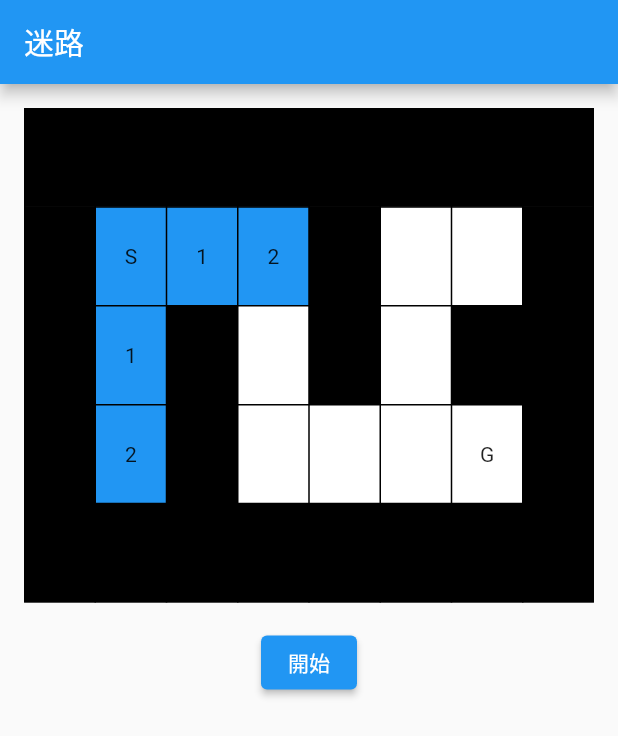
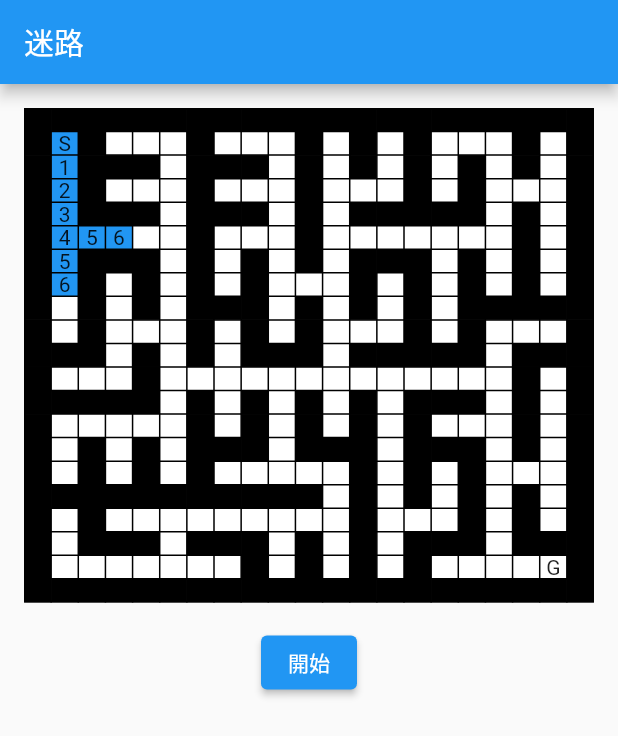
Before and after one commit to seiyu-nico/flutter-bfs, a Flutter app: the screen it shows after launch, after a tap on "開始", on a phone screen of 412 x 824 dp. Shown: the top 736 px of the screen. Run offline on Flutter 3.47's test engine with Material 2 defaults, Android fonts, the phone set to English and light mode, and no system bars.

Commit message:
迷路調整 (#2)

```diff
--- a/lib/main.dart
+++ b/lib/main.dart
@@ -41,11 +41,15 @@ class _MyHomePageState extends State<MyHomePage> {
   late Cell start;
   late Cell goal;
 
+  static const duration = 200;
+
   @override
   void initState() {
     maze = getMaze();
-    start = maze[1][1];
-    goal = maze[3][6];
+    start =
+        maze.expand((v) => v).toList().firstWhere((Cell v) => v.value == "S");
+    goal =
+        maze.expand((v) => v).toList().firstWhere((Cell v) => v.value == "G");
     super.initState();
   }
 
@@ -104,7 +108,7 @@ class _MyHomePageState extends State<MyHomePage> {
     setState(() {
       start.visited = true;
     });
-    await Future.delayed(const Duration(milliseconds: 500));
+    await Future.delayed(const Duration(milliseconds: duration));
 
     while (queue.isNotEmpty) {
       currents = queue.removeFirst();
@@ -148,7 +152,7 @@ class _MyHomePageState extends State<MyHomePage> {
       }
       // 描画の為にsetState実行
       setState(() {});
-      await Future.delayed(const Duration(milliseconds: 500));
+      await Future.delayed(const Duration(milliseconds: duration));
     }
 
     if (goal.parent == null) {
@@ -161,13 +165,13 @@ class _MyHomePageState extends State<MyHomePage> {
       goal.shortest = true;
     });
     Cell route = goal.parent!;
-    await Future.delayed(const Duration(milliseconds: 500));
+    await Future.delayed(const Duration(milliseconds: duration));
     while (route.value != 'S') {
       setState(() {
         route.shortest = true;
       });
       route = route.parent!;
-      await Future.delayed(const Duration(milliseconds: 500));
+      await Future.delayed(const Duration(milliseconds: duration));
     }
     setState(() {
       start.shortest = true;
--- a/lib/models/cell.dart
+++ b/lib/models/cell.dart
@@ -64,27 +64,66 @@ List<List<Cell>> getMaze() {
       Cell(x: 0, y: 4, value: '#'),
       Cell(x: 0, y: 5, value: '#'),
       Cell(x: 0, y: 6, value: '#'),
-      Cell(x: 0, y: 7, value: '#')
+      Cell(x: 0, y: 7, value: '#'),
+      Cell(x: 0, y: 8, value: '#'),
+      Cell(x: 0, y: 9, value: '#'),
+      Cell(x: 0, y: 10, value: '#'),
+      Cell(x: 0, y: 11, value: '#'),
+      Cell(x: 0, y: 12, value: '#'),
+      Cell(x: 0, y: 13, value: '#'),
+      Cell(x: 0, y: 14, value: '#'),
+      Cell(x: 0, y: 15, value: '#'),
+      Cell(x: 0, y: 16, value: '#'),
+      Cell(x: 0, y: 17, value: '#'),
+      Cell(x: 0, y: 18, value: '#'),
+      Cell(x: 0, y: 19, value: '#'),
+      Cell(x: 0, y: 20, value: '#'),
     ],
     [
       Cell(x: 1, y: 0, value: '#'),
       Cell(x: 1, y: 1, value: 'S', distance: 0),
-      Cell(x: 1, y: 2, value: ''),
+      Cell(x: 1, y: 2, value: '#'),
       Cell(x: 1, y: 3, value: ''),
-      Cell(x: 1, y: 4, value: '#'),
+      Cell(x: 1, y: 4, value: ''),
       Cell(x: 1, y: 5, value: ''),
-      Cell(x: 1, y: 6, value: ''),
-      Cell(x: 1, y: 7, value: '#')
+      Cell(x: 1, y: 6, value: '#'),
+      Cell(x: 1, y: 7, value: ''),
+      Cell(x: 1, y: 8, value: ''),
+      Cell(x: 1, y: 9, value: ''),
+      Cell(x: 1, y: 10, value: '#'),
+      Cell(x: 1, y: 11, value: ''),
+      Cell(x: 1, y: 12, value: '#'),
+      Cell(x: 1, y: 13, value: ''),
+      Cell(x: 1, y: 14, value: '#'),
+      Cell(x: 1, y: 15, value: ''),
+      Cell(x: 1, y: 16, value: ''),
+      Cell(x: 1, y: 17, value: ''),
+      Cell(x: 1, y: 18, value: '#'),
+      Cell(x: 1, y: 19, value: ''),
+      Cell(x: 1, y: 20, value: '#'),
     ],
     [
       Cell(x: 2, y: 0, value: '#'),
       Cell(x: 2, y: 1, value: ''),
       Cell(x: 2, y: 2, value: '#'),
-      Cell(x: 2, y: 3, value: ''),
+      Cell(x: 2, y: 3, value: '#'),
       Cell(x: 2, y: 4, value: '#'),
       Cell(x: 2, y: 5, value: ''),
       Cell(x: 2, y: 6, value: '#'),
-      Cell(x: 2, y: 7, value: '#')
+      Cell(x: 2, y: 7, value: '#'),
+      Cell(x: 2, y: 8, value: '#'),
+      Cell(x: 2, y: 9, value: ''),
+      Cell(x: 2, y: 10, value: '#'),
+      Cell(x: 2, y: 11, value: ''),
+      Cell(x: 2, y: 12, value: '#'),
+      Cell(x: 2, y: 13, value: ''),
+      Cell(x: 2, y: 14, value: '#'),
+      Cell(x: 2, y: 15, value: ''),
+      Cell(x: 2, y: 16, value: '#'),
+      Cell(x: 2, y: 17, value: ''),
+      Cell(x: 2, y: 18, value: '#'),
+      Cell(x: 2, y: 19, value: ''),
+      Cell(x: 2, y: 20, value: '#'),
     ],
     [
       Cell(x: 3, y: 0, value: '#'),
@@ -93,18 +132,412 @@ List<List<Cell>> getMaze() {
       Cell(x: 3, y: 3, value: ''),
       Cell(x: 3, y: 4, value: ''),
       Cell(x: 3, y: 5, value: ''),
-      Cell(x: 3, y: 6, value: 'G'),
-      Cell(x: 3, y: 7, value: '#')
+      Cell(x: 3, y: 6, value: '#'),
+      Cell(x: 3, y: 7, value: ''),
+      Cell(x: 3, y: 8, value: ''),
+      Cell(x: 3, y: 9, value: ''),
+      Cell(x: 3, y: 10, value: '#'),
+      Cell(x: 3, y: 11, value: ''),
+      Cell(x: 3, y: 12, value: ''),
+      Cell(x: 3, y: 13, value: ''),
+      Cell(x: 3, y: 14, value: '#'),
+      Cell(x: 3, y: 15, value: ''),
+      Cell(x: 3, y: 16, value: '#'),
+      Cell(x: 3, y: 17, value: ''),
+      Cell(x: 3, y: 18, value: ''),
+      Cell(x: 3, y: 19, value: ''),
+      Cell(x: 3, y: 20, value: '#'),
     ],
     [
       Cell(x: 4, y: 0, value: '#'),
-      Cell(x: 4, y: 1, value: '#'),
+      Cell(x: 4, y: 1, value: ''),
       Cell(x: 4, y: 2, value: '#'),
       Cell(x: 4, y: 3, value: '#'),
       Cell(x: 4, y: 4, value: '#'),
-      Cell(x: 4, y: 5, value: '#'),
+      Cell(x: 4, y: 5, value: ''),
       Cell(x: 4, y: 6, value: '#'),
-      Cell(x: 4, y: 7, value: '#')
+      Cell(x: 4, y: 7, value: '#'),
+      Cell(x: 4, y: 8, value: '#'),
+      Cell(x: 4, y: 9, value: ''),
+      Cell(x: 4, y: 10, value: '#'),
+      Cell(x: 4, y: 11, value: ''),
+      Cell(x: 4, y: 12, value: '#'),
+      Cell(x: 4, y: 13, value: '#'),
+      Cell(x: 4, y: 14, value: '#'),
+      Cell(x: 4, y: 15, value: '#'),
+      Cell(x: 4, y: 16, value: '#'),
+      Cell(x: 4, y: 17, value: ''),
+      Cell(x: 4, y: 18, value: '#'),
+      Cell(x: 4, y: 19, value: ''),
+      Cell(x: 4, y: 20, value: '#'),
+    ],
+    [
+      Cell(x: 5, y: 0, value: '#'),
+      Cell(x: 5, y: 1, value: ''),
+      Cell(x: 5, y: 2, value: ''),
+      Cell(x: 5, y: 3, value: ''),
+      Cell(x: 5, y: 4, value: ''),
+      Cell(x: 5, y: 5, value: ''),
+      Cell(x: 5, y: 6, value: '#'),
+      Cell(x: 5, y: 7, value: ''),
+      Cell(x: 5, y: 8, value: ''),
+      Cell(x: 5, y: 9, value: ''),
+      Cell(x: 5, y: 10, value: '#'),
+      Cell(x: 5, y: 11, value: ''),
+      Cell(x: 5, y: 12, value: ''),
+      Cell(x: 5, y: 13, value: ''),
+      Cell(x: 5, y: 14, value: ''),
+      Cell(x: 5, y: 15, value: ''),
+      Cell(x: 5, y: 16, value: ''),
+      Cell(x: 5, y: 17, value: ''),
+      Cell(x: 5, y: 18, value: '#'),
+      Cell(x: 5, y: 19, value: ''),
+      Cell(x: 5, y: 20, value: '#'),
+    ],
+    [
+      Cell(x: 6, y: 0, value: '#'),
+      Cell(x: 6, y: 1, value: ''),
+      Cell(x: 6, y: 2, value: '#'),
+      Cell(x: 6, y: 3, value: '#'),
+      Cell(x: 6, y: 4, value: '#'),
+      Cell(x: 6, y: 5, value: ''),
+      Cell(x: 6, y: 6, value: '#'),
+      Cell(x: 6, y: 7, value: ''),
+      Cell(x: 6, y: 8, value: '#'),
+      Cell(x: 6, y: 9, value: ''),
+      Cell(x: 6, y: 10, value: '#'),
+      Cell(x: 6, y: 11, value: ''),
+      Cell(x: 6, y: 12, value: '#'),
+      Cell(x: 6, y: 13, value: '#'),
+      Cell(x: 6, y: 14, value: '#'),
+      Cell(x: 6, y: 15, value: ''),
+      Cell(x: 6, y: 16, value: '#'),
+      Cell(x: 6, y: 17, value: ''),
+      Cell(x: 6, y: 18, value: '#'),
+      Cell(x: 6, y: 19, value: ''),
+      Cell(x: 6, y: 20, value: '#'),
+    ],
+    [
+      Cell(x: 7, y: 0, value: '#'),
+      Cell(x: 7, y: 1, value: ''),
+      Cell(x: 7, y: 2, value: '#'),
+      Cell(x: 7, y: 3, value: ''),
+      Cell(x: 7, y: 4, value: '#'),
+      Cell(x: 7, y: 5, value: ''),
+      Cell(x: 7, y: 6, value: '#'),
+      Cell(x: 7, y: 7, value: ''),
+      Cell(x: 7, y: 8, value: '#'),
+      Cell(x: 7, y: 9, value: ''),
+      Cell(x: 7, y: 10, value: ''),
+      Cell(x: 7, y: 11, value: ''),
+      Cell(x: 7, y: 12, value: '#'),
+      Cell(x: 7, y: 13, value: ''),
+      Cell(x: 7, y: 14, value: '#'),
+      Cell(x: 7, y: 15, value: ''),
+      Cell(x: 7, y: 16, value: '#'),
+      Cell(x: 7, y: 17, value: ''),
+      Cell(x: 7, y: 18, value: '#'),
+      Cell(x: 7, y: 19, value: ''),
+      Cell(x: 7, y: 20, value: '#'),
+    ],
+    [
+      Cell(x: 8, y: 0, value: '#'),
+      Cell(x: 8, y: 1, value: ''),
+      Cell(x: 8, y: 2, value: '#'),
+      Cell(x: 8, y: 3, value: ''),
+      Cell(x: 8, y: 4, value: '#'),
+      Cell(x: 8, y: 5, value: ''),
+      Cell(x: 8, y: 6, value: '#'),
+      Cell(x: 8, y: 7, value: '#'),
+      Cell(x: 8, y: 8, value: '#'),
+      Cell(x: 8, y: 9, value: ''),
+      Cell(x: 8, y: 10, value: '#'),
+      Cell(x: 8, y: 11, value: ''),
+      Cell(x: 8, y: 12, value: '#'),
+      Cell(x: 8, y: 13, value: ''),
+      Cell(x: 8, y: 14, value: '#'),
+      Cell(x: 8, y: 15, value: ''),
+      Cell(x: 8, y: 16, value: '#'),
+      Cell(x: 8, y: 17, value: '#'),
+      Cell(x: 8, y: 18, value: '#'),
+      Cell(x: 8, y: 19, value: '#'),
+      Cell(x: 8, y: 20, value: '#'),
+    ],
+    [
+      Cell(x: 9, y: 0, value: '#'),
+      Cell(x: 9, y: 1, value: ''),
+      Cell(x: 9, y: 2, value: '#'),
+      Cell(x: 9, y: 3, value: ''),
+      Cell(x: 9, y: 4, value: ''),
+      Cell(x: 9, y: 5, value: ''),
+      Cell(x: 9, y: 6, value: '#'),
+      Cell(x: 9, y: 7, value: ''),
+      Cell(x: 9, y: 8, value: '#'),
+      Cell(x: 9, y: 9, value: ''),
+      Cell(x: 9, y: 10, value: '#'),
+      Cell(x: 9, y: 11, value: ''),
+      Cell(x: 9, y: 12, value: ''),
+      Cell(x: 9, y: 13, value: ''),
+      Cell(x: 9, y: 14, value: '#'),
+      Cell(x: 9, y: 15, value: ''),
+      Cell(x: 9, y: 16, value: '#'),
+      Cell(x: 9, y: 17, value: ''),
+      Cell(x: 9, y: 18, value: ''),
+      Cell(x: 9, y: 19, value: ''),
+      Cell(x: 9, y: 20, value: '#'),
+    ],
+    [
+      Cell(x: 10, y: 0, value: '#'),
+      Cell(x: 10, y: 1, value: '#'),
+      Cell(x: 10, y: 2, value: '#'),
+      Cell(x: 10, y: 3, value: ''),
+      Cell(x: 10, y: 4, value: '#'),
+      Cell(x: 10, y: 5, value: ''),
+      Cell(x: 10, y: 6, value: '#'),
+      Cell(x: 10, y: 7, value: ''),
+      Cell(x: 10, y: 8, value: '#'),
+      Cell(x: 10, y: 9, value: '#'),
+      Cell(x: 10, y: 10, value: '#'),
+      Cell(x: 10, y: 11, value: ''),
+      Cell(x: 10, y: 12, value: '#'),
+      Cell(x: 10, y: 13, value: '#'),
+      Cell(x: 10, y: 14, value: '#'),
+      Cell(x: 10, y: 15, value: '#'),
+      Cell(x: 10, y: 16, value: '#'),
+      Cell(x: 10, y: 17, value: ''),
+      Cell(x: 10, y: 18, value: '#'),
+      Cell(x: 10, y: 19, value: '#'),
+      Cell(x: 10, y: 20, value: '#'),
+    ],
+    [
+      Cell(x: 11, y: 0, value: '#'),
+      Cell(x: 11, y: 1, value: ''),
+      Cell(x: 11, y: 2, value: ''),
+      Cell(x: 11, y: 3, value: ''),
+      Cell(x: 11, y: 4, value: '#'),
+      Cell(x: 11, y: 5, value: ''),
+      Cell(x: 11, y: 6, value: ''),
+      Cell(x: 11, y: 7, value: ''),
+      Cell(x: 11, y: 8, value: ''),
+      Cell(x: 11, y: 9, value: ''),
+      Cell(x: 11, y: 10, value: ''),
+      Cell(x: 11, y: 11, value: ''),
+      Cell(x: 11, y: 12, value: ''),
+      Cell(x: 11, y: 13, value: ''),
+      Cell(x: 11, y: 14, value: ''),
+      Cell(x: 11, y: 15, value: ''),
+      Cell(x: 11, y: 16, value: ''),
+      Cell(x: 11, y: 17, value: ''),
+      Cell(x: 11, y: 18, value: '#'),
+      Cell(x: 11, y: 19, value: ''),
+      Cell(x: 11, y: 20, value: '#'),
+    ],
+    [
+      Cell(x: 12, y: 0, value: '#'),
+      Cell(x: 12, y: 1, value: '#'),
+      Cell(x: 12, y: 2, value: '#'),
+      Cell(x: 12, y: 3, value: '#'),
+      Cell(x: 12, y: 4, value: '#'),
+      Cell(x: 12, y: 5, value: ''),
+      Cell(x: 12, y: 6, value: '#'),
+      Cell(x: 12, y: 7, value: ''),
+      Cell(x: 12, y: 8, value: '#'),
+      Cell(x: 12, y: 9, value: ''),
+      Cell(x: 12, y: 10, value: '#'),
+      Cell(x: 12, y: 11, value: ''),
+      Cell(x: 12, y: 12, value: '#'),
+      Cell(x: 12, y: 13, value: ''),
+      Cell(x: 12, y: 14, value: '#'),
+      Cell(x: 12, y: 15, value: '#'),
+      Cell(x: 12, y: 16, value: '#'),
+      Cell(x: 12, y: 17, value: ''),
+      Cell(x: 12, y: 18, value: '#'),
+      Cell(x: 12, y: 19, value: ''),
+      Cell(x: 12, y: 20, value: '#'),
+    ],
+    [
+      Cell(x: 13, y: 0, value: '#'),
+      Cell(x: 13, y: 1, value: ''),
+      Cell(x: 13, y: 2, value: ''),
+      Cell(x: 13, y: 3, value: ''),
+      Cell(x: 13, y: 4, value: ''),
+      Cell(x: 13, y: 5, value: ''),
+      Cell(x: 13, y: 6, value: '#'),
+      Cell(x: 13, y: 7, value: ''),
+      Cell(x: 13, y: 8, value: '#'),
+      Cell(x: 13, y: 9, value: ''),
+      Cell(x: 13, y: 10, value: '#'),
+      Cell(x: 13, y: 11, value: ''),
+      Cell(x: 13, y: 12, value: '#'),
+      Cell(x: 13, y: 13, value: ''),
+      Cell(x: 13, y: 14, value: '#'),
+      Cell(x: 13, y: 15, value: ''),
+      Cell(x: 13, y: 16, value: ''),
+      Cell(x: 13, y: 17, value: ''),
+      Cell(x: 13, y: 18, value: '#'),
+      Cell(x: 13, y: 19, value: ''),
+      Cell(x: 13, y: 20, value: '#'),
+    ],
+    [
+      Cell(x: 14, y: 0, value: '#'),
+      Cell(x: 14, y: 1, value: ''),
+      Cell(x: 14, y: 2, value: '#'),
+      Cell(x: 14, y: 3, value: ''),
+      Cell(x: 14, y: 4, value: '#'),
+      Cell(x: 14, y: 5, value: ''),
+      Cell(x: 14, y: 6, value: '#'),
+      Cell(x: 14, y: 7, value: '#'),
+      Cell(x: 14, y: 8, value: '#'),
+      Cell(x: 14, y: 9, value: ''),
+      Cell(x: 14, y: 10, value: '#'),
+      Cell(x: 14, y: 11, value: '#'),
+      Cell(x: 14, y: 12, value: '#'),
+      Cell(x: 14, y: 13, value: ''),
+      Cell(x: 14, y: 14, value: '#'),
+      Cell(x: 14, y: 15, value: '#'),
+      Cell(x: 14, y: 16, value: '#'),
+      Cell(x: 14, y: 17, value: ''),
+      Cell(x: 14, y: 18, value: '#'),
+      Cell(x: 14, y: 19, value: ''),
+      Cell(x: 14, y: 20, value: '#'),
+    ],
+    [
+      Cell(x: 15, y: 0, value: '#'),
+      Cell(x: 15, y: 1, value: ''),
+      Cell(x: 15, y: 2, value: '#'),
+      Cell(x: 15, y: 3, value: ''),
+      Cell(x: 15, y: 4, value: '#'),
+      Cell(x: 15, y: 5, value: ''),
+      Cell(x: 15, y: 6, value: '#'),
+      Cell(x: 15, y: 7, value: ''),
+      Cell(x: 15, y: 8, value: ''),
+      Cell(x: 15, y: 9, value: ''),
+      Cell(x: 15, y: 10, value: ''),
+      Cell(x: 15, y: 11, value: ''),
+      Cell(x: 15, y: 12, value: '#'),
+      Cell(x: 15, y: 13, value: ''),
+      Cell(x: 15, y: 14, value: '#'),
+      Cell(x: 15, y: 15, value: ''),
+      Cell(x: 15, y: 16, value: '#'),
+      Cell(x: 15, y: 17, value: ''),
+      Cell(x: 15, y: 18, value: ''),
+      Cell(x: 15, y: 19, value: ''),
+      Cell(x: 15, y: 20, value: '#'),
+    ],
+    [
+      Cell(x: 16, y: 0, value: '#'),
+      Cell(x: 16, y: 1, value: '#'),
+      Cell(x: 16, y: 2, value: '#'),
+      Cell(x: 16, y: 3, value: '#'),
+      Cell(x: 16, y: 4, value: '#'),
+      Cell(x: 16, y: 5, value: '#'),
+      Cell(x: 16, y: 6, value: '#'),
+      Cell(x: 16, y: 7, value: '#'),
+      Cell(x: 16, y: 8, value: '#'),
+      Cell(x: 16, y: 9, value: '#'),
+      Cell(x: 16, y: 10, value: '#'),
+      Cell(x: 16, y: 11, value: ''),
+      Cell(x: 16, y: 12, value: '#'),
+      Cell(x: 16, y: 13, value: ''),
+      Cell(x: 16, y: 14, value: '#'),
+      Cell(x: 16, y: 15, value: ''),
+      Cell(x: 16, y: 16, value: '#'),
+      Cell(x: 16, y: 17, value: ''),
+      Cell(x: 16, y: 18, value: '#'),
+      Cell(x: 16, y: 19, value: ''),
+      Cell(x: 16, y: 20, value: '#'),
+    ],
+    [
+      Cell(x: 17, y: 0, value: '#'),
+      Cell(x: 17, y: 1, value: ''),
+      Cell(x: 17, y: 2, value: '#'),
+      Cell(x: 17, y: 3, value: ''),
+      Cell(x: 17, y: 4, value: ''),
+      Cell(x: 17, y: 5, value: ''),
+      Cell(x: 17, y: 6, value: ''),
+      Cell(x: 17, y: 7, value: ''),
+      Cell(x: 17, y: 8, value: ''),
+      Cell(x: 17, y: 9, value: ''),
+      Cell(x: 17, y: 10, value: ''),
+      Cell(x: 17, y: 11, value: ''),
+      Cell(x: 17, y: 12, value: '#'),
+      Cell(x: 17, y: 13, value: ''),
+      Cell(x: 17, y: 14, value: ''),
+      Cell(x: 17, y: 15, value: ''),
+      Cell(x: 17, y: 16, value: '#'),
+      Cell(x: 17, y: 17, value: ''),
+      Cell(x: 17, y: 18, value: '#'),
+      Cell(x: 17, y: 19, value: ''),
+      Cell(x: 17, y: 20, value: '#'),
+    ],
+    [
+      Cell(x: 18, y: 0, value: '#'),
+      Cell(x: 18, y: 1, value: ''),
+      Cell(x: 18, y: 2, value: '#'),
+      Cell(x: 18, y: 3, value: '#'),
+      Cell(x: 18, y: 4, value: '#'),
+      Cell(x: 18, y: 5, value: ''),
+      Cell(x: 18, y: 6, value: '#'),
+      Cell(x: 18, y: 7, value: '#'),
+      Cell(x: 18, y: 8, value: '#'),
+      Cell(x: 18, y: 9, value: ''),
+      Cell(x: 18, y: 10, value: '#'),
+      Cell(x: 18, y: 11, value: ''),
+      Cell(x: 18, y: 12, value: '#'),
+      Cell(x: 18, y: 13, value: ''),
+      Cell(x: 18, y: 14, value: '#'),
+      Cell(x: 18, y: 15, value: '#'),
+      Cell(x: 18, y: 16, value: '#'),
+      Cell(x: 18, y: 17, value: ''),
+      Cell(x: 18, y: 18, value: '#'),
+      Cell(x: 18, y: 19, value: '#'),
+      Cell(x: 18, y: 20, value: '#'),
+    ],
+    [
+      Cell(x: 19, y: 0, value: '#'),
+      Cell(x: 19, y: 1, value: ''),
+      Cell(x: 19, y: 2, value: ''),
+      Cell(x: 19, y: 3, value: ''),
+      Cell(x: 19, y: 4, value: ''),
+      Cell(x: 19, y: 5, value: ''),
+      Cell(x: 19, y: 6, value: ''),
+      Cell(x: 19, y: 7, value: ''),
+      Cell(x: 19, y: 8, value: '#'),
+      Cell(x: 19, y: 9, value: ''),
+      Cell(x: 19, y: 10, value: '#'),
+      Cell(x: 19, y: 11, value: ''),
+      Cell(x: 19, y: 12, value: '#'),
+      Cell(x: 19, y: 13, value: ''),
+      Cell(x: 19, y: 14, value: '#'),
+      Cell(x: 19, y: 15, value: ''),
+      Cell(x: 19, y: 16, value: ''),
+      Cell(x: 19, y: 17, value: ''),
+      Cell(x: 19, y: 18, value: ''),
+      Cell(x: 19, y: 19, value: 'G'),
+      Cell(x: 19, y: 20, value: '#'),
+    ],
+    [
+      Cell(x: 20, y: 0, value: '#'),
+      Cell(x: 20, y: 1, value: '#'),
+      Cell(x: 20, y: 2, value: '#'),
+      Cell(x: 20, y: 3, value: '#'),
+      Cell(x: 20, y: 4, value: '#'),
+      Cell(x: 20, y: 5, value: '#'),
+      Cell(x: 20, y: 6, value: '#'),
+      Cell(x: 20, y: 7, value: '#'),
+      Cell(x: 20, y: 8, value: '#'),
+      Cell(x: 20, y: 9, value: '#'),
+      Cell(x: 20, y: 10, value: '#'),
+      Cell(x: 20, y: 11, value: '#'),
+      Cell(x: 20, y: 12, value: '#'),
+      Cell(x: 20, y: 13, value: '#'),
+      Cell(x: 20, y: 14, value: '#'),
+      Cell(x: 20, y: 15, value: '#'),
+      Cell(x: 20, y: 16, value: '#'),
+      Cell(x: 20, y: 17, value: '#'),
+      Cell(x: 20, y: 18, value: '#'),
+      Cell(x: 20, y: 19, value: '#'),
+      Cell(x: 20, y: 20, value: '#'),
     ],
   ];
 }
```
